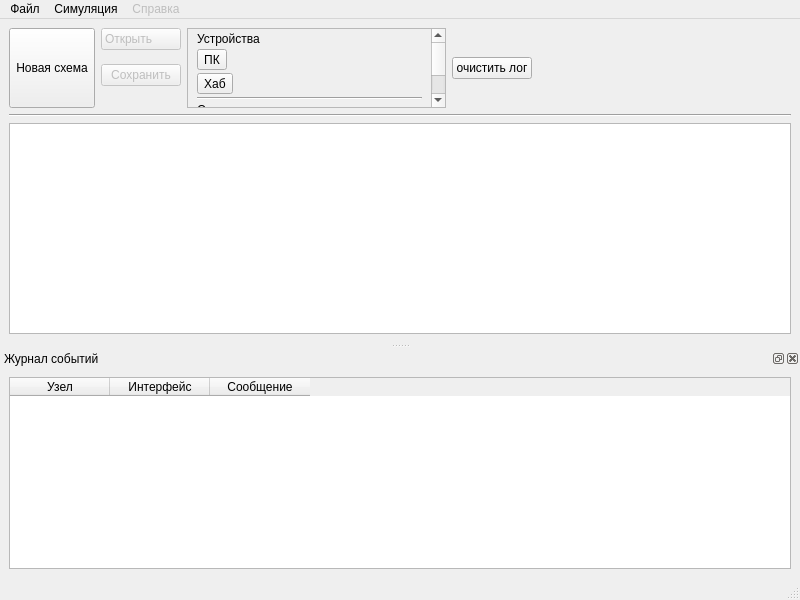
Above: src/NSWindow.ui from otsheln1k/qnetsim before the change. Below: the same form after it.
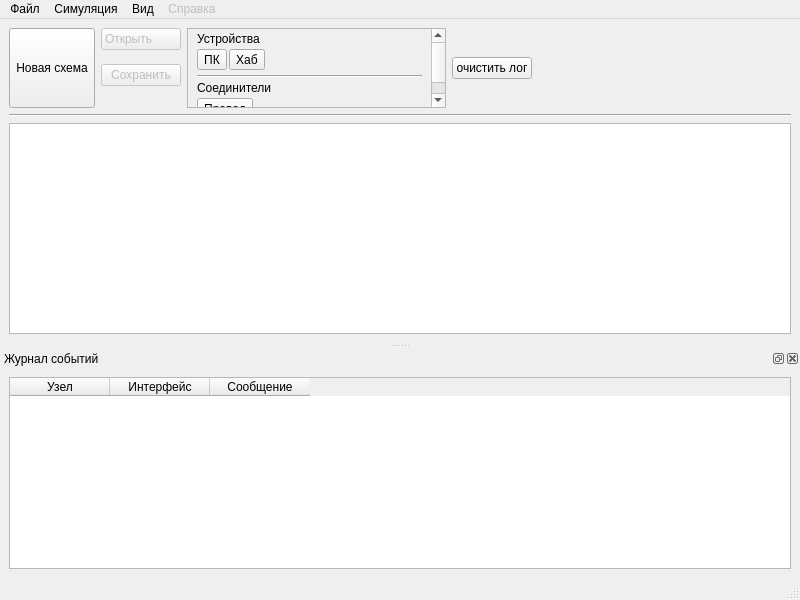
That is the form after the change. Icons and pictures are not drawn. Custom widgets are drawn as their Qt base class.

Commit message: Fixed items view in items bar. Added menu button to open/hide logDock

```diff
--- a/src/NSWindow.ui
+++ b/src/NSWindow.ui
@@ -150,7 +150,7 @@
          <property name="spacing">
           <number>2</number>
          </property>
-         <item row="0" column="0">
+         <item row="0" column="0" alignment="Qt::AlignTop">
           <widget class="QScrollArea" name="scrollArea">
            <property name="sizePolicy">
             <sizepolicy hsizetype="Expanding" vsizetype="Minimum">
@@ -175,8 +175,8 @@
              <rect>
               <x>0</x>
               <y>0</y>
-              <width>211</width>
-              <height>140</height>
+              <width>229</width>
+              <height>110</height>
              </rect>
             </property>
             <layout class="QGridLayout" name="gridLayout_2">
@@ -190,40 +190,26 @@
               <number>3</number>
              </property>
              <item row="7" column="0">
+              <widget class="QLabel" name="label_2">
+               <property name="text">
+                <string>Соединители</string>
+               </property>
+              </widget>
+             </item>
+             <item row="8" column="0">
               <widget class="QToolButton" name="toolButton_3">
                <property name="text">
                 <string>Провод</string>
                </property>
               </widget>
              </item>
-             <item row="2" column="0">
-              <widget class="QToolButton" name="addPCButton">
-               <property name="text">
-                <string>ПК</string>
-               </property>
-               <property name="icon">
-                <iconset>
-                 <normaloff>icons/018-monitor screen.svg</normaloff>icons/018-monitor screen.svg</iconset>
-               </property>
-               <property name="checked">
-                <bool>false</bool>
-               </property>
-              </widget>
-             </item>
-             <item row="5" column="0">
+             <item row="6" column="0">
               <widget class="Line" name="line_2">
                <property name="orientation">
                 <enum>Qt::Horizontal</enum>
                </property>
               </widget>
              </item>
-             <item row="6" column="0">
-              <widget class="QLabel" name="label_2">
-               <property name="text">
-                <string>Соединители</string>
-               </property>
-              </widget>
-             </item>
              <item row="0" column="0">
               <widget class="QLabel" name="label">
                <property name="sizePolicy">
@@ -237,15 +223,50 @@
                </property>
               </widget>
              </item>
-             <item row="3" column="0">
-              <widget class="QToolButton" name="addHubButton">
-               <property name="text">
-                <string>Хаб</string>
-               </property>
-               <property name="icon">
-                <iconset>
-                 <normaloff>icons/017-hub.svg</normaloff>icons/017-hub.svg</iconset>
-               </property>
+             <item row="3" column="0" alignment="Qt::AlignLeft|Qt::AlignTop">
+              <widget class="QWidget" name="widget_2" native="true">
+               <layout class="QGridLayout" name="gridLayout_3">
+                <property name="leftMargin">
+                 <number>0</number>
+                </property>
+                <property name="topMargin">
+                 <number>0</number>
+                </property>
+                <property name="rightMargin">
+                 <number>2</number>
+                </property>
+                <property name="bottomMargin">
+                 <number>2</number>
+                </property>
+                <property name="spacing">
+                 <number>2</number>
+                </property>
+                <item row="0" column="0">
+                 <widget class="QToolButton" name="addPCButton">
+                  <property name="text">
+                   <string>ПК</string>
+                  </property>
+                  <property name="icon">
+                   <iconset>
+                    <normaloff>icons/018-monitor screen.svg</normaloff>icons/018-monitor screen.svg</iconset>
+                  </property>
+                  <property name="checked">
+                   <bool>false</bool>
+                  </property>
+                 </widget>
+                </item>
+                <item row="0" column="1">
+                 <widget class="QToolButton" name="addHubButton">
+                  <property name="text">
+                   <string>Хаб</string>
+                  </property>
+                  <property name="icon">
+                   <iconset>
+                    <normaloff>icons/017-hub.svg</normaloff>icons/017-hub.svg</iconset>
+                  </property>
+                 </widget>
+                </item>
+               </layout>
               </widget>
              </item>
             </layout>
@@ -299,7 +320,7 @@
      <x>0</x>
      <y>0</y>
      <width>800</width>
-     <height>24</height>
+     <height>22</height>
     </rect>
    </property>
    <widget class="QMenu" name="menuFile">
@@ -325,8 +346,15 @@
     <addaction name="toggleStepSimAction"/>
     <addaction name="stepSimAction"/>
    </widget>
+   <widget class="QMenu" name="menu_2">
+    <property name="title">
+     <string>Вид</string>
+    </property>
+    <addaction name="journalView"/>
+   </widget>
    <addaction name="menuFile"/>
    <addaction name="menuSimulation"/>
+   <addaction name="menu_2"/>
    <addaction name="menu"/>
   </widget>
   <widget class="QStatusBar" name="statusBar"/>
```
Left out of the diff: 11 changed lines with no effect on the pictures. The commit also changes 2 other files.
